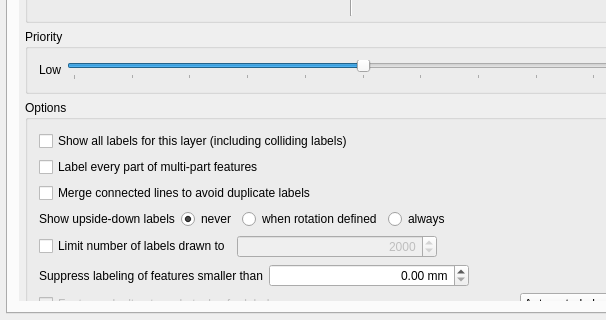
Above: src/ui/qgslabelingguibase.ui from qgis/QGIS before the change; both pictures show x 0 to 606 and y 286 to 606 of the 743 by 606 pixel window. Below: the same form after it.
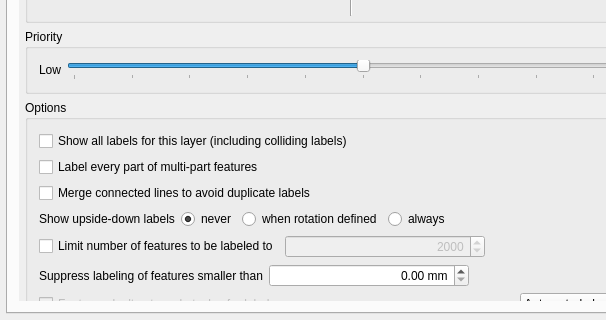
That is the form after the change. The open tabs and pages were chosen to show the change. Icons and pictures are not drawn. Custom widgets are drawn as their Qt base class.

Commit message:
Update to limit of number of features sent to PAL
- Distributes max number across total number of features registered in PAL
- Caveat: PAL may not show label for every registered feature

Patch:
```diff
--- a/src/ui/qgslabelingguibase.ui
+++ b/src/ui/qgslabelingguibase.ui
@@ -2780,7 +2780,7 @@
                    </sizepolicy>
                   </property>
                   <property name="text">
-                   <string>Limit number of labels drawn to</string>
+                   <string>Limit number of features to be labeled to</string>
                   </property>
                  </widget>
                 </item>
```
Left out of the diff: 5 changed lines with no effect on the pictures. The commit also changes 6 other files.
